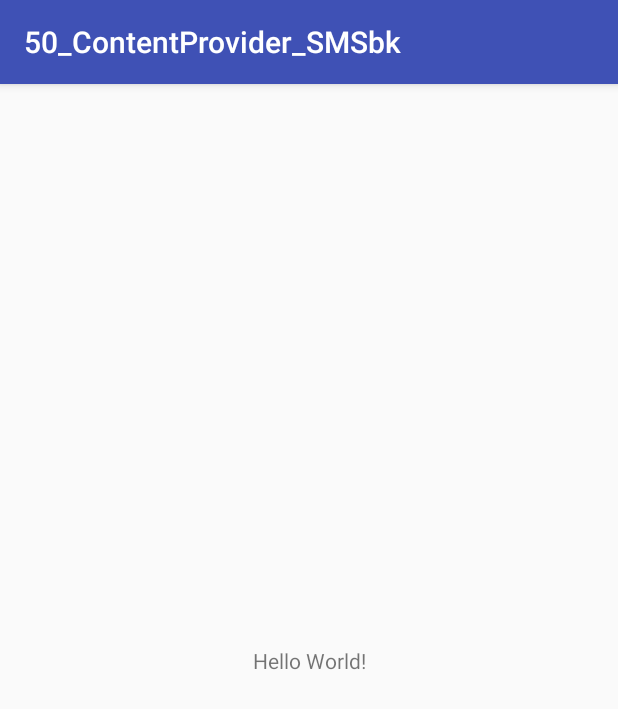
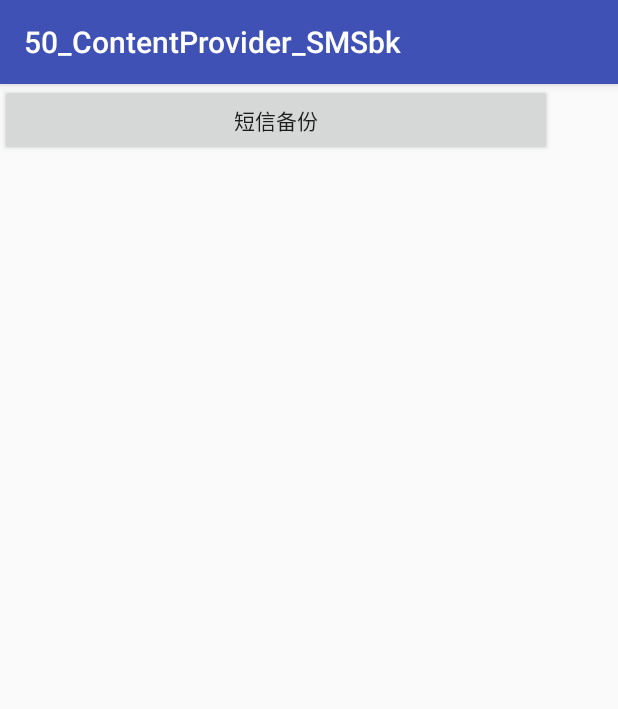
Before and after one commit to wsxingjun/50_ContentProvider_SMSbk, an Android app: the screen it shows after launch (MainActivity), on a phone screen of 412 x 824 dp. Shown: the top 709 px of the screen. Run offline under Robolectric (Android 15) with nearby library versions, the phone set to English and light mode, and no system bars.

Commit message:
v2-将短信中的数据读出打印在终端上

```diff
--- a/src/main/AndroidManifest.xml
+++ b/src/main/AndroidManifest.xml
@@ -1,6 +1,9 @@
 <?xml version="1.0" encoding="utf-8"?>
 <manifest xmlns:android="http://schemas.android.com/apk/res/android"
     package="it.oztaking.com.a50_contentprovider_smsbk">
+    <!--配置权限-->
+    <uses-permission android:name="android.permission.READ_SMS"/>
+    <uses-permission android:name="android.permission.WRITE_SMS"/>
 
     <application android:allowBackup="true" android:icon="@mipmap/ic_launcher"
         android:label="@string/app_name" android:roundIcon="@mipmap/ic_launcher_round"
--- a/src/main/java/it/oztaking/com/a50_contentprovider_smsbk/MainActivity.java
+++ b/src/main/java/it/oztaking/com/a50_contentprovider_smsbk/MainActivity.java
@@ -1,13 +1,35 @@
 package it.oztaking.com.a50_contentprovider_smsbk;
 
+import android.database.Cursor;
+import android.net.Uri;
 import android.support.v7.app.AppCompatActivity;
 import android.os.Bundle;
+import android.view.View;
+import android.widget.Button;
 
-public class MainActivity extends AppCompatActivity {
+public class MainActivity extends AppCompatActivity implements View.OnClickListener{
 
     @Override
     protected void onCreate(Bundle savedInstanceState) {
         super.onCreate(savedInstanceState);
         setContentView(R.layout.activity_main);
+        Button bt_SMSBk = (Button) findViewById(R.id.bt_SMSBk);
+        bt_SMSBk.setOnClickListener(this);
+
+    }
+
+    @Override
+    public void onClick(View v) {
+        Uri uri = Uri.parse("content://sms/");
+        //点击之后获取数据
+        Cursor cursor = getContentResolver().query(uri, new String[]{"address", "body", "date"}, null, null, null);
+        if (cursor != null){
+            while (cursor.moveToNext()){
+                String address = cursor.getString(0);
+                String body = cursor.getString(1);
+                String date = cursor.getString(2);
+                System.out.println("address："+address+"--"+"body："+body+"--"+"date"+"--"+date);
+            }
+        }
     }
 }
--- a/src/main/res/layout/activity_main.xml
+++ b/src/main/res/layout/activity_main.xml
@@ -6,9 +6,12 @@
     android:layout_height="match_parent"
     tools:context="it.oztaking.com.a50_contentprovider_smsbk.MainActivity">
 
-    <TextView android:layout_width="wrap_content" android:layout_height="wrap_content"
-        android:text="Hello World!" app:layout_constraintBottom_toBottomOf="parent"
-        app:layout_constraintLeft_toLeftOf="parent" app:layout_constraintRight_toRightOf="parent"
-        app:layout_constraintTop_toTopOf="parent" />
 
+    <Button
+        android:id="@+id/bt_SMSBk"
+        android:layout_width="368dp"
+        android:layout_height="wrap_content"
+        android:text="短信备份"
+        tools:layout_editor_absoluteY="0dp"
+        tools:layout_editor_absoluteX="8dp" />
 </android.support.constraint.ConstraintLayout>
```
